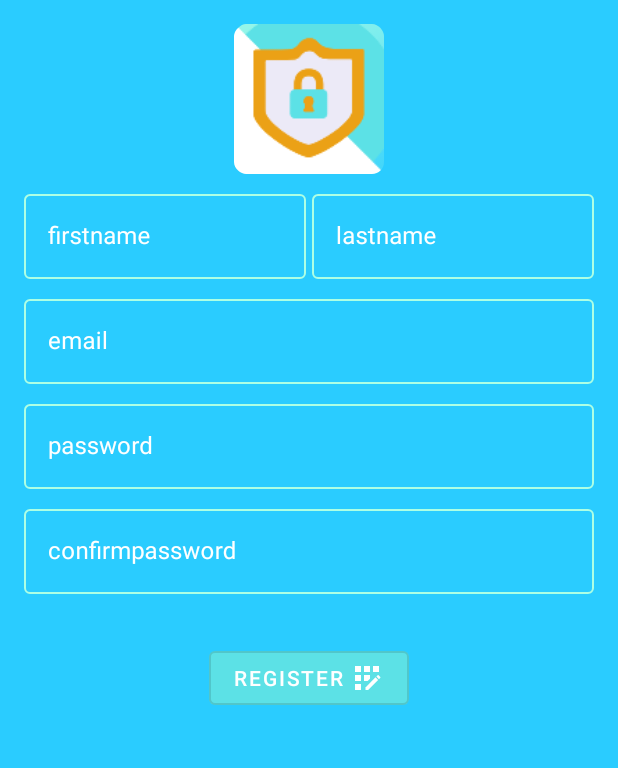
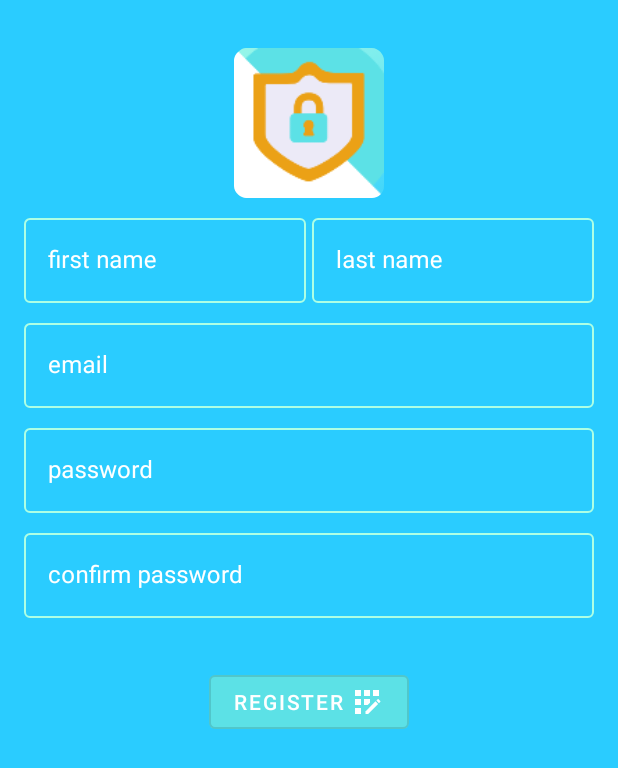
Before and after one commit to Mlemons24/authentication, an Android app: the screen it shows after launch (AuthActivity), after a tap on "REGISTER", on a phone screen of 412 x 824 dp. Shown: the top 768 px of the screen. Run offline under Robolectric (Android 15) with nearby library versions, the phone set to English and light mode, and no system bars; our stand-ins replace data binding; network calls fail.

Commit message:
added styles

```diff
--- a/app/src/main/res/layout/register_fragment.xml
+++ b/app/src/main/res/layout/register_fragment.xml
@@ -1,21 +1,14 @@
 <?xml version="1.0" encoding="utf-8"?>
-<layout xmlns:tools="http://schemas.android.com/tools"
-    xmlns:android="http://schemas.android.com/apk/res/android"
+<layout xmlns:android="http://schemas.android.com/apk/res/android"
     xmlns:app="http://schemas.android.com/apk/res-auto">
 
-    <androidx.constraintlayout.widget.ConstraintLayout
-        android:layout_width="match_parent"
-        android:layout_height="match_parent"
-        android:background="@color/color_primary"
-        android:clickable="false"
-        android:padding="16dp"
-        tools:context=".register.RegisterFragment">
+    <androidx.constraintlayout.widget.ConstraintLayout style="@style/RootLayout">
 
         <com.google.android.material.textfield.TextInputLayout
             android:id="@+id/firstname_layout"
             style="@style/TextInputLayoutStyle"
             android:layout_marginEnd="2dp"
-            android:hint="firstname"
+            android:hint="@string/first_name"
             app:layout_constraintEnd_toStartOf="@id/lastname_layout"
             app:layout_constraintHorizontal_bias="0.5"
             app:layout_constraintStart_toStartOf="parent"
@@ -31,7 +24,7 @@
             android:id="@+id/lastname_layout"
             style="@style/TextInputLayoutStyle"
             android:layout_marginStart="2dp"
-            android:hint="lastname"
+            android:hint="@string/last_name"
             app:layout_constraintEnd_toEndOf="parent"
             app:layout_constraintHorizontal_bias="0.5"
             app:layout_constraintStart_toEndOf="@id/firstname_layout"
@@ -53,7 +46,7 @@
             <com.google.android.material.textfield.TextInputEditText
                 android:id="@+id/email_et"
                 style="@style/TextInputET"
-                android:hint="email"
+                android:hint="@string/email"
                 android:inputType="textEmailAddress" />
         </com.google.android.material.textfield.TextInputLayout>
 
@@ -67,7 +60,7 @@
             <com.google.android.material.textfield.TextInputEditText
                 android:id="@+id/password_et"
                 style="@style/TextInputET"
-                android:hint="password"
+                android:hint="@string/password"
                 android:inputType="textPassword" />
         </com.google.android.material.textfield.TextInputLayout>
 
@@ -81,7 +74,7 @@
             <com.google.android.material.textfield.TextInputEditText
                 android:id="@+id/confirmpassword_et"
                 style="@style/TextInputET"
-                android:hint="confirmpassword"
+                android:hint="@string/confirm_password"
                 android:inputType="textPassword" />
         </com.google.android.material.textfield.TextInputLayout>
 
@@ -90,21 +83,18 @@
             style="@style/RoundButton"
             android:layout_marginTop="32dp"
             android:drawableEnd="@drawable/ic_baseline_app_registration_24"
-            android:text="register"
+            android:text="@string/register"
             app:layout_constraintBottom_toBottomOf="parent"
             app:layout_constraintEnd_toEndOf="parent"
             app:layout_constraintStart_toStartOf="parent"
             app:layout_constraintTop_toBottomOf="@id/confirm_password_layout"
-            app:layout_constraintVertical_bias="0.0" />
+            app:layout_constraintVertical_bias="0.0"/>
 
         <ImageView
             android:id="@+id/logo"
-            android:layout_width="100dp"
-            android:layout_height="100dp"
+            style="@style/LogoStyle"
             app:layout_constraintEnd_toEndOf="parent"
             app:layout_constraintStart_toStartOf="parent"
-            app:layout_constraintTop_toTopOf="parent"
-            app:srcCompat="@mipmap/ic_logo_round" />
+            app:layout_constraintTop_toTopOf="parent"/>
     </androidx.constraintlayout.widget.ConstraintLayout>
-
 </layout>
--- a/app/src/main/res/values/strings.xml
+++ b/app/src/main/res/values/strings.xml
@@ -1,3 +1,11 @@
 <resources>
     <string name="app_name">AuthenticationApp</string>
+    <string name="email">email</string>
+    <string name="password">password</string>
+    <string name="login">login</string>
+    <string name="register">register</string>
+    <string name="forgot_password">Forgot Password</string>
+    <string name="first_name">first name</string>
+    <string name="last_name">last name</string>
+    <string name="confirm_password">confirm password</string>
 </resources>
--- a/app/src/main/res/values/styles.xml
+++ b/app/src/main/res/values/styles.xml
@@ -2,7 +2,6 @@
 <resources>
 
     <style name="TextInputLayoutStyle" parent="Widget.MaterialComponents.TextInputLayout.OutlinedBox">
-
         <item name="android:layout_height">wrap_content</item>
         <item name="android:layout_width">0dp</item>
         <item name="android:textColorHint">@color/white</item>
@@ -22,8 +21,6 @@
         <item name="android:textColor">@color/white</item>
         <item name="colorControlHighlight">@color/color_highlight</item>
         <item name="android:backgroundTint">@color/text_input_layout_selector</item>
-
-
     </style>
 
     <style name="RoundButton" parent="Widget.MaterialComponents.Button.OutlinedButton">
@@ -32,7 +29,19 @@
         <item name="backgroundTint">@color/color_secondary</item>
         <item name="android:textColor">@color/white</item>
         <item name="android:layout_marginTop">8dp</item>
-
     </style>
 
+    <style name="RootLayout">
+        <item name="android:layout_width">match_parent</item>
+        <item name="android:layout_height">match_parent</item>
+        <item name="android:padding">16dp</item>
+        <item name="android:background">@color/color_primary</item>
+        <item name="android:clickable">false</item>
+    </style>
+    <style name="LogoStyle">
+        <item name="android:layout_width">100dp</item>
+        <item name="android:layout_height">100dp</item>
+        <item name="srcCompat">@mipmap/ic_logo</item>
+        <item name="android:layout_marginTop">16dp</item>
+    </style>
 </resources>
```
Also changed, not shown: app/src/main/res/layout/login_fragment.xml (+8 -16 lines).
